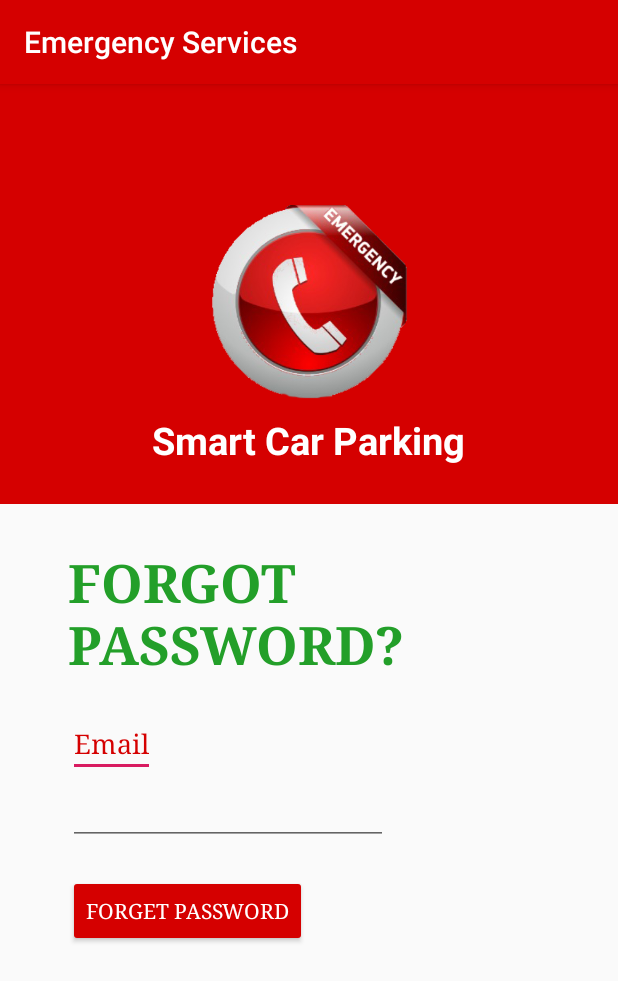
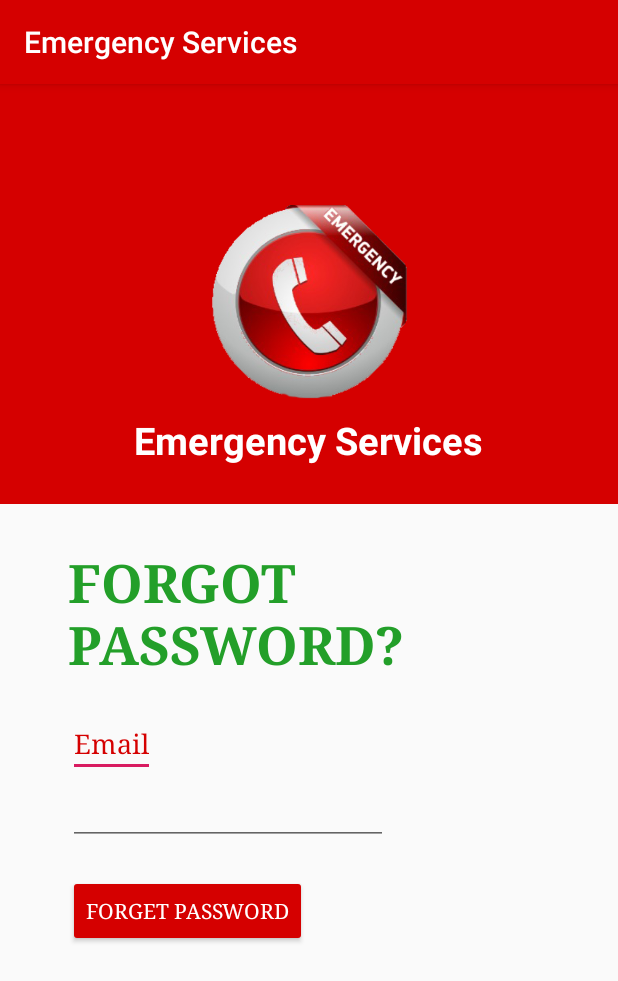
Before and after one commit to Bilal-Technolligence/EmergencyServices, an Android app: the ForgetPassword screen opened directly, with no data from a screen before it, on a phone screen of 412 x 824 dp. Shown: the top 981 px of the screen. Run offline under Robolectric (Android 15) with nearby library versions, the phone set to English and light mode, and no system bars; our stand-ins replace Firebase (no records; nobody signed in at launch, a user with empty details on screens opened directly).

Commit message:
some changes

```diff
--- a/app/src/main/java/com/example/emergencyservices/MissingPersonActivity.java
+++ b/app/src/main/java/com/example/emergencyservices/MissingPersonActivity.java
@@ -128,7 +128,8 @@ public class MissingPersonActivity extends BaseActivity {
                                                 databaseReference.child("MissingPerson").child(push).child("relation").setValue(relation.getText().toString());
 //
                                                 Toast.makeText(getApplicationContext(), "Inserted", Toast.LENGTH_LONG).show();
-
+                                                Intent intent = new Intent(MissingPersonActivity.this,MissingPersonsList.class);
+                                                startActivity(intent);
                                                 progressDialog.dismiss();
                                             }
                                         }
--- a/app/src/main/res/layout/activity_forget_password.xml
+++ b/app/src/main/res/layout/activity_forget_password.xml
@@ -22,7 +22,7 @@
         <TextView
             android:layout_width="wrap_content"
             android:layout_height="wrap_content"
-            android:text="Smart Car Parking"
+            android:text="Emergency Services"
             android:layout_gravity="center"
             android:textColor="#ffffff"
             android:textStyle="bold"
```
